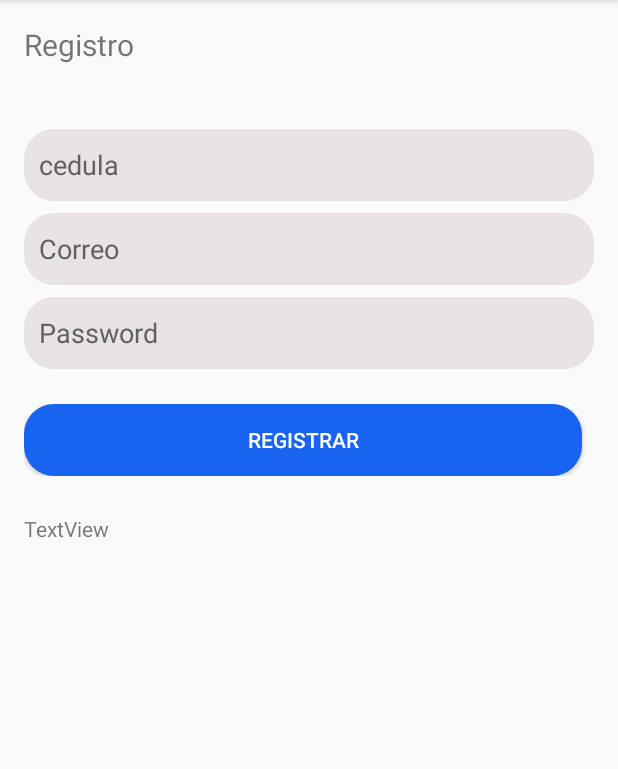
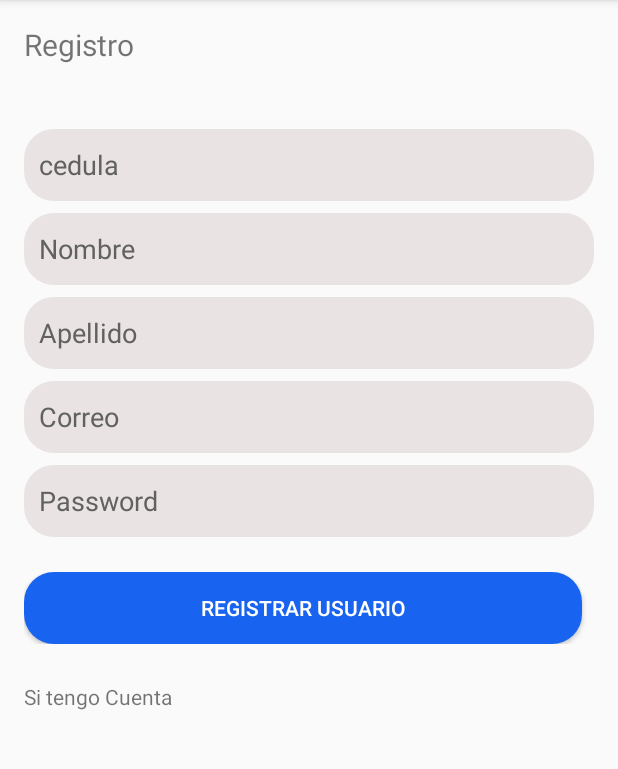
Before and after one commit to ArielJinde/jinde_ariel_examen2, an Android app: the RegistarActivity screen opened directly, with no data from a screen before it, on a phone screen of 412 x 824 dp, the part 84-853 px from its top. Run offline under Robolectric (Android 15) with nearby library versions, the phone set to English and light mode, and no system bars; our stand-ins replace Firebase (no records; nobody signed in at launch, a user with empty details on screens opened directly).

Commit message:
commit 22h00

```diff
--- a/app/src/main/java/jinde/appfb02/RegistarActivity.java
+++ b/app/src/main/java/jinde/appfb02/RegistarActivity.java
@@ -3,12 +3,46 @@ package jinde.appfb02;
 import androidx.appcompat.app.AppCompatActivity;
 
 import android.os.Bundle;
+import android.widget.Button;
+import android.widget.EditText;
+
+import com.google.firebase.auth.FirebaseAuth;
 
 public class RegistarActivity extends AppCompatActivity {
+    private FirebaseAuth mAuth;
+    private EditText editCedula, editTexNombre, editTextApellido, editTextMail, editTextPassword;
+    private String Cedula, Nombre, Apellido, Mail, Password = "";
+
+    private Button buttonRegistar;
+
+    private static final String TAG = "EmailPassword";
 
     @Override
     protected void onCreate(Bundle savedInstanceState) {
         super.onCreate(savedInstanceState);
         setContentView(R.layout.activity_registar);
+
+
+        // Initialize Firebase Auth
+        mAuth = FirebaseAuth.getInstance();
+
+        // Initialize local variables
+        editCedula = findViewById(R.id.editText_Cedula);
+        editTexNombre = findViewById(R.id.editText_IngresarNom);
+        editTextApellido = findViewById(R.id.editText_IngresarApe);
+        editTextMail = findViewById(R.id.editText_EmailAddress);
+        editTextPassword = findViewById(R.id.editTexT_Password);
+
+        Cedula = editCedula.getText().toString();
+        Nombre = editTexNombre.getText().toString();
+        Apellido = editTextApellido.getText().toString();
+        Mail = editTextMail.getText().toString();
+        Password = editTextPassword.getText().toString();
+
+
+        buttonRegistar = findViewById(R.id.buttonRegistar);
+
+
+
     }
 }
--- a/app/src/main/res/layout/activity_registar.xml
+++ b/app/src/main/res/layout/activity_registar.xml
@@ -57,9 +57,43 @@
                 <Space
                     android:layout_width="match_parent"
                     android:layout_height="8dp" />
+                <EditText
+                    android:id="@+id/editText_IngresarNom"
+                    android:layout_width="match_parent"
+                    android:layout_height="wrap_content"
+                    android:layout_marginStart="0dp"
+                    android:layout_marginEnd="0dp"
+                    android:autofillHints=""
+
+                    android:background="@drawable/input_text"
+                    android:hint="@string/nombre"
+                    android:minHeight="48dp"
+                    android:padding="10dp"
+                    android:textColorHint="#616161" />
+
+                <Space
+                    android:layout_width="match_parent"
+                    android:layout_height="8dp" />
+                <EditText
+                    android:id="@+id/editText_IngresarApe"
+                    android:layout_width="match_parent"
+                    android:layout_height="wrap_content"
+                    android:layout_marginStart="0dp"
+                    android:layout_marginEnd="0dp"
+                    android:autofillHints=""
+
+                    android:background="@drawable/input_text"
+                    android:hint="@string/apellido"
+                    android:minHeight="48dp"
+                    android:padding="10dp"
+                    android:textColorHint="#616161" />
+
+                <Space
+                    android:layout_width="match_parent"
+                    android:layout_height="8dp" />
 
                 <EditText
-                    android:id="@+id/editTextTextEmailAddress"
+                    android:id="@+id/editText_EmailAddress"
                     android:layout_width="match_parent"
                     android:layout_height="wrap_content"
                     android:layout_marginStart="0dp"
@@ -77,7 +111,7 @@
                     android:layout_height="8dp" />
 
                 <EditText
-                    android:id="@+id/editTextTextPassword"
+                    android:id="@+id/editTexT_Password"
                     android:layout_width="match_parent"
                     android:layout_height="wrap_content"
                     android:layout_marginStart="0dp"
@@ -121,7 +155,7 @@
                     android:layout_width="match_parent"
                     android:layout_height="wrap_content"
                     android:layout_marginTop="25dp"
-                    android:text="TextView" />
+                    android:text="@string/si_tengo_cuenta" />
 
             </LinearLayout>
         </LinearLayout>
--- a/app/src/main/res/values/strings.xml
+++ b/app/src/main/res/values/strings.xml
@@ -2,7 +2,7 @@
     <string name="app_name">Firebase Exercise 2</string>
     <string name="e_mail">E-mail</string>
     <string name="password">Password</string>
-    <string name="registrar">Registrar</string>
+    <string name="registrar">Registrar Usuario</string>
     <string name="login">Ingresar</string>
     <string name="tipoUsuario">Tipo User :</string>
     <string name="usuario_mail">UserName / E-Mail</string>
@@ -19,5 +19,7 @@
     <string name="apellido">Apellido</string>
     <string name="cedula">cedula</string>
     <string name="correo">Correo</string>
+    <string name="nombre">Nombre</string>
+    <string name="si_tengo_cuenta">Si tengo Cuenta</string>
 
 </resources>
```
